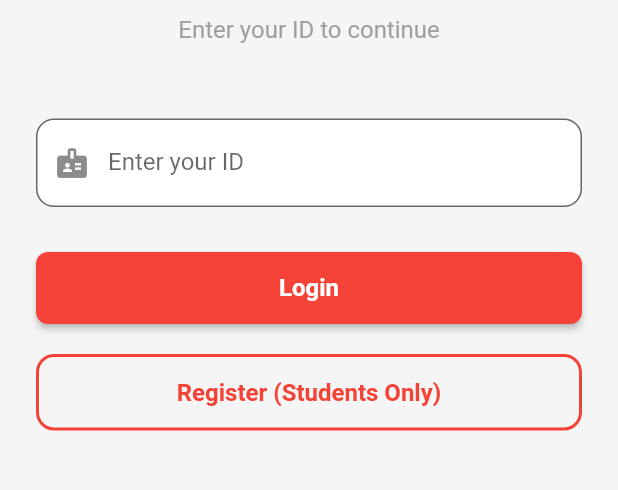
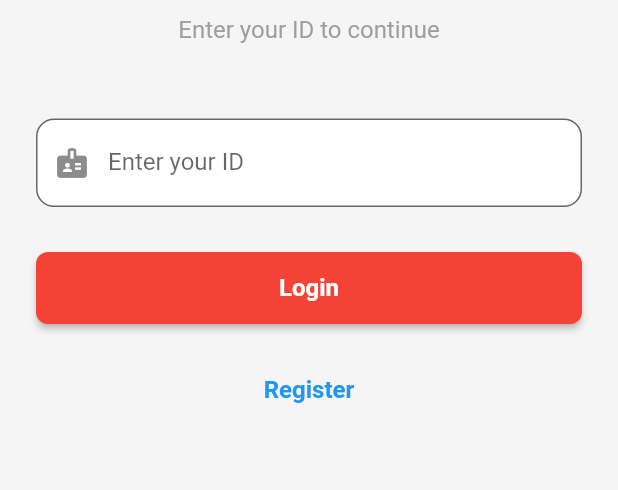
Before and after one commit to Youssef-Mabr/university_attendance, a Flutter app: the screen it shows after launch, on a phone screen of 412 x 824 dp, the part 408-898 px from its top. Run offline on Flutter 3.47's test engine with Material 3 defaults, Android fonts, the phone set to English and light mode, and no system bars; our stand-ins replace cloud_firestore, firebase_core, firebase_storage, pdf, permission_handler, printing and 2 more; missing offline and left inert: excel, mobile_scanner, network_info_plus; accounts and stored records are empty.

Commit message:
Change Register to blue text button and remove '(Students Only)' label

```diff
--- a/lib/presentation/screens/auth/role_selection_screen.dart
+++ b/lib/presentation/screens/auth/role_selection_screen.dart
@@ -186,22 +186,15 @@ class _RoleSelectionScreenState extends State<RoleSelectionScreen> {
               ),
               const SizedBox(height: 20),
 
-              // Register Button (for students)
-              OutlinedButton(
+              // Register Button
+              TextButton(
                 onPressed: _navigateToRegister,
-                style: OutlinedButton.styleFrom(
-                  padding: const EdgeInsets.symmetric(vertical: 16),
-                  side: const BorderSide(color: AppColors.primary, width: 2),
-                  shape: RoundedRectangleBorder(
-                    borderRadius: BorderRadius.circular(12),
-                  ),
-                ),
                 child: const Text(
-                  'Register (Students Only)',
+                  'Register',
                   style: TextStyle(
                     fontSize: 16,
                     fontWeight: FontWeight.bold,
-                    color: AppColors.primary,
+                    color: Colors.blue,
                   ),
                 ),
               ),
```
